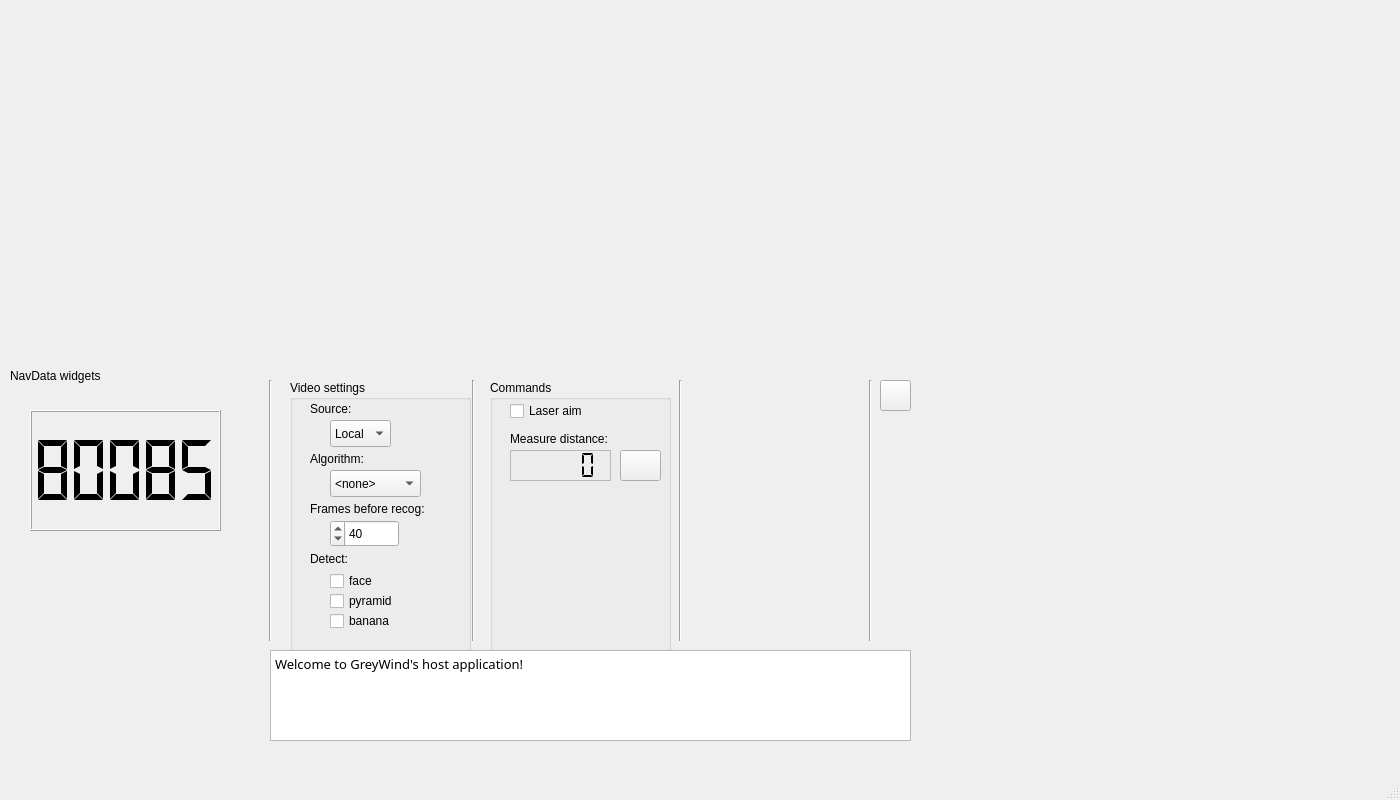
The window that HostApplication/mainwindow.ui (Nicobite/GreyWind) describes before a commit, drawn with Qt 5.
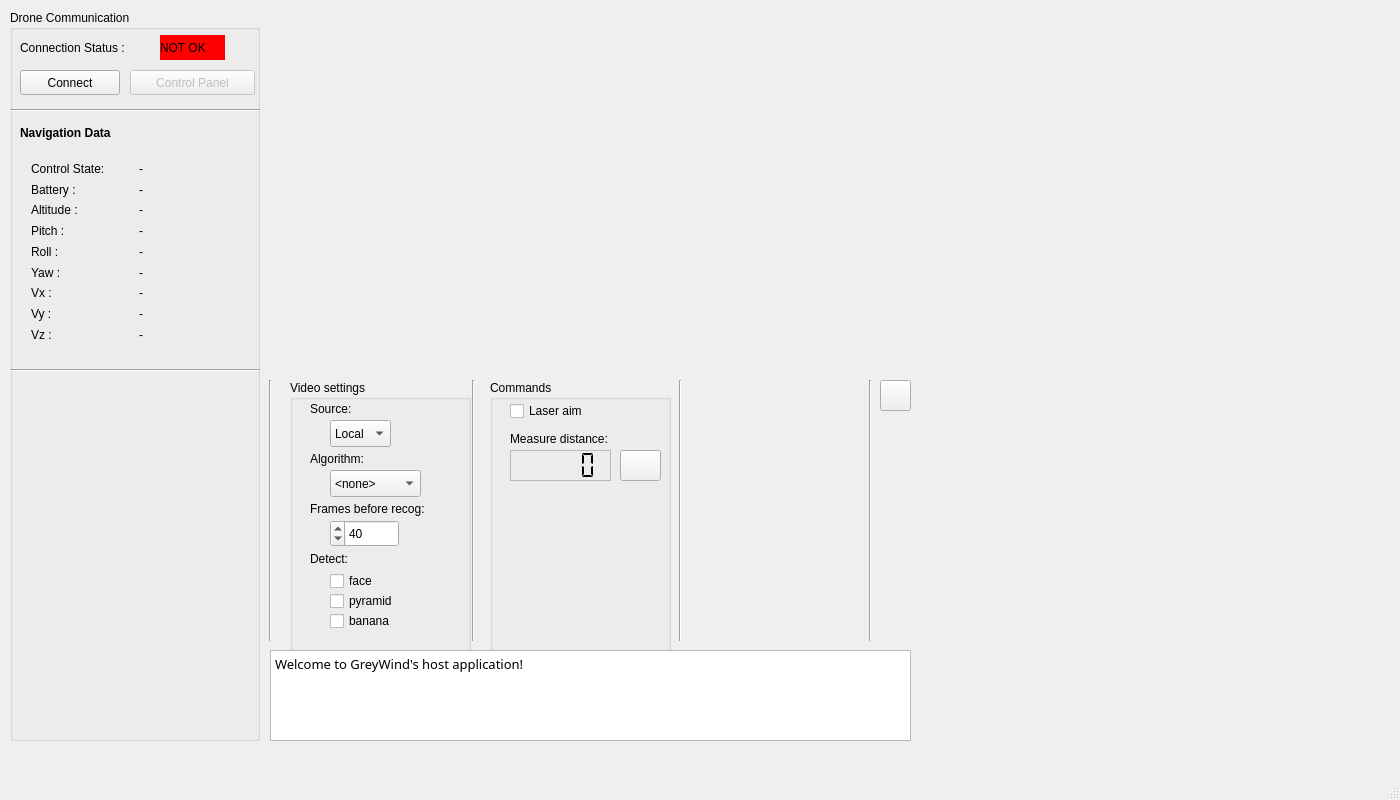
The same window after the commit. Icons and pictures are not drawn. Custom widgets are drawn as their Qt base class.

Patch:
```diff
--- a/HostApplication/mainwindow.ui
+++ b/HostApplication/mainwindow.ui
@@ -57,34 +57,6 @@
      </size>
     </property>
    </widget>
-   <widget class="QLabel" name="navDataLabel">
-    <property name="geometry">
-     <rect>
-      <x>10</x>
-      <y>10</y>
-      <width>250</width>
-      <height>731</height>
-     </rect>
-    </property>
-    <property name="minimumSize">
-     <size>
-      <width>250</width>
-      <height>700</height>
-     </size>
-    </property>
-    <property name="maximumSize">
-     <size>
-      <width>16777215</width>
-      <height>16777215</height>
-     </size>
-    </property>
-    <property name="toolTip">
-     <string>&lt;html&gt;&lt;head/&gt;&lt;body&gt;&lt;p&gt;NabData Widgets&lt;/p&gt;&lt;/body&gt;&lt;/html&gt;</string>
-    </property>
-    <property name="text">
-     <string>NavData widgets</string>
-    </property>
-   </widget>
    <widget class="QGroupBox" name="groupBox">
     <property name="geometry">
      <rect>
@@ -369,22 +341,6 @@
      <enum>Qt::Vertical</enum>
     </property>
    </widget>
-   <widget class="QLCDNumber" name="lcdNumber">
-    <property name="geometry">
-     <rect>
-      <x>30</x>
-      <y>410</y>
-      <width>191</width>
-      <height>121</height>
-     </rect>
-    </property>
-    <property name="segmentStyle">
-     <enum>QLCDNumber::Flat</enum>
-    </property>
-    <property name="value" stdset="0">
-     <double>80085.000000000000000</double>
-    </property>
-   </widget>
    <widget class="QPlainTextEdit" name="cuteConsole">
     <property name="geometry">
      <rect>
@@ -486,6 +442,688 @@
      <enum>Qt::Vertical</enum>
     </property>
    </widget>
+   <widget class="QGroupBox" name="groupBox_3">
+    <property name="geometry">
+     <rect>
+      <x>10</x>
+      <y>10</y>
+      <width>250</width>
+      <height>731</height>
+     </rect>
+    </property>
+    <property name="title">
+     <string>Drone Communication</string>
+    </property>
+    <widget class="QPushButton" name="connectButton">
+     <property name="geometry">
+      <rect>
+       <x>10</x>
+       <y>60</y>
+       <width>100</width>
+       <height>25</height>
+      </rect>
+     </property>
+     <property name="text">
+      <string>Connect</string>
+     </property>
+    </widget>
+    <widget class="QLabel" name="label_5">
+     <property name="geometry">
+      <rect>
+       <x>10</x>
+       <y>25</y>
+       <width>140</width>
+       <height>25</height>
+      </rect>
+     </property>
+     <property name="text">
+      <string>Connection Status :</string>
+     </property>
+    </widget>
+    <widget class="QPushButton" name="controlButton">
+     <property name="enabled">
+      <bool>false</bool>
+     </property>
+     <property name="geometry">
+      <rect>
+       <x>120</x>
+       <y>60</y>
+       <width>125</width>
+       <height>25</height>
+      </rect>
+     </property>
+     <property name="text">
+      <string>Control Panel</string>
+     </property>
+    </widget>
+    <widget class="Line" name="line_5">
+     <property name="geometry">
+      <rect>
+       <x>0</x>
+       <y>90</y>
+       <width>250</width>
+       <height>20</height>
+      </rect>
+     </property>
+     <property name="orientation">
+      <enum>Qt::Horizontal</enum>
+     </property>
+    </widget>
+    <widget class="QLabel" name="label_7">
+     <property name="geometry">
+      <rect>
+       <x>10</x>
+       <y>110</y>
+       <width>120</width>
+       <height>25</height>
+      </rect>
+     </property>
+     <property name="font">
+      <font>
+       <weight>75</weight>
+       <bold>true</bold>
+      </font>
+     </property>
+     <property name="text">
+      <string>Navigation Data</string>
+     </property>
+    </widget>
+    <widget class="QWidget" name="gridLayoutWidget">
+     <property name="geometry">
+      <rect>
+       <x>10</x>
+       <y>140</y>
+       <width>231</width>
+       <height>203</height>
+      </rect>
+     </property>
+     <layout class="QGridLayout" name="navdataLayout">
+      <property name="horizontalSpacing">
+       <number>6</number>
+      </property>
+      <item row="5" column="0">
+       <widget class="QLabel" name="label_19">
+        <property name="text">
+         <string>Yaw :</string>
+        </property>
+       </widget>
+      </item>
+      <item row="2" column="1">
+       <widget class="QLabel" name="altitudeLabel">
+        <property name="text">
+         <string>-</string>
+        </property>
+       </widget>
+      </item>
+      <item row="1" column="1">
+       <widget class="QLabel" name="batteryLabel">
+        <property name="text">
+         <string>-</string>
+        </property>
+       </widget>
+      </item>
+      <item row="1" column="0">
+       <widget class="QLabel" name="label_9">
+        <property name="text">
+         <string>Battery :</string>
+        </property>
+       </widget>
+      </item>
+      <item row="2" column="0">
+       <widget class="QLabel" name="label_13">
+        <property name="text">
+         <string>Altitude :</string>
+        </property>
+       </widget>
+      </item>
+      <item row="3" column="1">
+       <widget class="QLabel" name="pitchLabel">
+        <property name="text">
+         <string>-</string>
+        </property>
+       </widget>
+      </item>
+      <item row="4" column="0">
+       <widget class="QLabel" name="label_16">
+        <property name="text">
+         <string>Roll :</string>
+        </property>
+       </widget>
+      </item>
+      <item row="3" column="0">
+       <widget class="QLabel" name="label_14">
+        <property name="text">
+         <string>Pitch :</string>
+        </property>
+       </widget>
+      </item>
+      <item row="7" column="1">
+       <widget class="QLabel" name="vyLabel">
+        <property name="text">
+         <string>-</string>
+        </property>
+       </widget>
+      </item>
+      <item row="4" column="1">
+       <widget class="QLabel" name="rollLabel">
+        <property name="text">
+         <string>-</string>
+        </property>
+       </widget>
+      </item>
+      <item row="0" column="1">
+       <widget class="QLabel" name="controlStateLabel">
+        <property name="text">
+         <string>-</string>
+        </property>
+       </widget>
+      </item>
+      <item row="0" column="0">
+       <widget class="QLabel" name="label_8">
+        <property name="text">
+         <string>Control State:</string>
+        </property>
+       </widget>
+      </item>
+      <item row="5" column="1">
+       <widget class="QLabel" name="yawLabel">
+        <property name="text">
+         <string>-</string>
+        </property>
+       </widget>
+      </item>
+      <item row="6" column="0">
+       <widget class="QLabel" name="label_21">
+        <property name="text">
+         <string>Vx :</string>
+        </property>
+       </widget>
+      </item>
+      <item row="7" column="0">
+       <widget class="QLabel" name="label_23">
+        <property name="text">
+         <string>Vy :</string>
+        </property>
+       </widget>
+      </item>
+      <item row="6" column="1">
+       <widget class="QLabel" name="vxLabel">
+        <property name="text">
+         <string>-</string>
+        </property>
+       </widget>
+      </item>
+      <item row="8" column="0">
+       <widget class="QLabel" name="label_25">
+        <property name="text">
+         <string>Vz :</string>
+        </property>
+       </widget>
+      </item>
+      <item row="8" column="1">
+       <widget class="QLabel" name="vzLabel">
+        <property name="text">
+         <string>-</string>
+        </property>
+       </widget>
+      </item>
+     </layout>
+    </widget>
+    <widget class="QLabel" name="connectLabel">
+     <property name="geometry">
+      <rect>
+       <x>150</x>
+       <y>25</y>
+       <width>65</width>
+       <height>25</height>
+      </rect>
+     </property>
+     <property name="palette">
+      <palette>
+       <active>
+        <colorrole role="WindowText">
+         <brush brushstyle="SolidPattern">
+          <color alpha="255">
+           <red>0</red>
+           <green>0</green>
+           <blue>0</blue>
+          </color>
+         </brush>
+        </colorrole>
+        <colorrole role="Button">
+         <brush brushstyle="SolidPattern">
+          <color alpha="255">
+           <red>255</red>
+           <green>0</green>
+           <blue>0</blue>
+          </color>
+         </brush>
+        </colorrole>
+        <colorrole role="Light">
+         <brush brushstyle="SolidPattern">
+          <color alpha="255">
+           <red>255</red>
+           <green>127</green>
+           <blue>127</blue>
+          </color>
+         </brush>
+        </colorrole>
+        <colorrole role="Midlight">
+         <brush brushstyle="SolidPattern">
+          <color alpha="255">
+           <red>255</red>
+           <green>63</green>
+           <blue>63</blue>
+          </color>
+         </brush>
+        </colorrole>
+        <colorrole role="Dark">
+         <brush brushstyle="SolidPattern">
+          <color alpha="255">
+           <red>127</red>
+           <green>0</green>
+           <blue>0</blue>
+          </color>
+         </brush>
+        </colorrole>
+        <colorrole role="Mid">
+         <brush brushstyle="SolidPattern">
+          <color alpha="255">
+           <red>170</red>
+           <green>0</green>
+           <blue>0</blue>
+          </color>
+         </brush>
+        </colorrole>
+        <colorrole role="Text">
+         <brush brushstyle="SolidPattern">
+          <color alpha="255">
+           <red>0</red>
+           <green>0</green>
+           <blue>0</blue>
+          </color>
+         </brush>
+        </colorrole>
+        <colorrole role="BrightText">
+         <brush brushstyle="SolidPattern">
+          <color alpha="255">
+           <red>255</red>
+           <green>255</green>
+           <blue>255</blue>
+          </color>
+         </brush>
+        </colorrole>
+        <colorrole role="ButtonText">
+         <brush brushstyle="SolidPattern">
+          <color alpha="255">
+           <red>0</red>
+           <green>0</green>
+           <blue>0</blue>
+          </color>
+         </brush>
+        </colorrole>
+        <colorrole role="Base">
+         <brush brushstyle="SolidPattern">
+          <color alpha="255">
+           <red>255</red>
+           <green>255</green>
+           <blue>255</blue>
+          </color>
+         </brush>
+        </colorrole>
+        <colorrole role="Window">
+         <brush brushstyle="SolidPattern">
+          <color alpha="255">
+           <red>255</red>
+           <green>0</green>
+           <blue>0</blue>
+          </color>
+         </brush>
+        </colorrole>
+        <colorrole role="Shadow">
+         <brush brushstyle="SolidPattern">
+          <color alpha="255">
+           <red>0</red>
+           <green>0</green>
+           <blue>0</blue>
+          </color>
+         </brush>
+        </colorrole>
+        <colorrole role="AlternateBase">
+         <brush brushstyle="SolidPattern">
+          <color alpha="255">
+           <red>255</red>
+           <green>127</green>
+           <blue>127</blue>
+          </color>
+         </brush>
+        </colorrole>
+        <colorrole role="ToolTipBase">
+         <brush brushstyle="SolidPattern">
+          <color alpha="255">
+           <red>255</red>
+           <green>255</green>
+           <blue>220</blue>
+          </color>
+         </brush>
+        </colorrole>
+        <colorrole role="ToolTipText">
+         <brush brushstyle="SolidPattern">
+          <color alpha="255">
+           <red>0</red>
+           <green>0</green>
+           <blue>0</blue>
+          </color>
+         </brush>
+        </colorrole>
+       </active>
+       <inactive>
+        <colorrole role="WindowText">
+         <brush brushstyle="SolidPattern">
+          <color alpha="255">
+           <red>0</red>
+           <green>0</green>
+           <blue>0</blue>
+          </color>
+         </brush>
+        </colorrole>
+        <colorrole role="Button">
+         <brush brushstyle="SolidPattern">
+          <color alpha="255">
+           <red>255</red>
+           <green>0</green>
+           <blue>0</blue>
+          </color>
+         </brush>
+        </colorrole>
+        <colorrole role="Light">
+         <brush brushstyle="SolidPattern">
+          <color alpha="255">
+           <red>255</red>
+           <green>127</green>
+           <blue>127</blue>
+          </color>
+         </brush>
+        </colorrole>
+        <colorrole role="Midlight">
+         <brush brushstyle="SolidPattern">
+          <color alpha="255">
+           <red>255</red>
+           <green>63</green>
+           <blue>63</blue>
+          </color>
+         </brush>
+        </colorrole>
+        <colorrole role="Dark">
+         <brush brushstyle="SolidPattern">
+          <color alpha="255">
+           <red>127</red>
+           <green>0</green>
+           <blue>0</blue>
+          </color>
+         </brush>
+        </colorrole>
+        <colorrole role="Mid">
+         <brush brushstyle="SolidPattern">
+          <color alpha="255">
+           <red>170</red>
+           <green>0</green>
+           <blue>0</blue>
+          </color>
+         </brush>
+        </colorrole>
+        <colorrole role="Text">
+         <brush brushstyle="SolidPattern">
+          <color alpha="255">
+           <red>0</red>
+           <green>0</green>
+           <blue>0</blue>
+          </color>
+         </brush>
+        </colorrole>
+        <colorrole role="BrightText">
+         <brush brushstyle="SolidPattern">
+          <color alpha="255">
+           <red>255</red>
+           <green>255</green>
+           <blue>255</blue>
+          </color>
+         </brush>
+        </colorrole>
+        <colorrole role="ButtonText">
+         <brush brushstyle="SolidPattern">
+          <color alpha="255">
+           <red>0</red>
+           <green>0</green>
+           <blue>0</blue>
+          </color>
+         </brush>
+        </colorrole>
+        <colorrole role="Base">
+         <brush brushstyle="SolidPattern">
+          <color alpha="255">
+           <red>255</red>
+           <green>255</green>
+           <blue>255</blue>
+          </color>
+         </brush>
+        </colorrole>
+        <colorrole role="Window">
+         <brush brushstyle="SolidPattern">
+          <color alpha="255">
+           <red>255</red>
+           <green>0</green>
+           <blue>0</blue>
+          </color>
+         </brush>
+        </colorrole>
+        <colorrole role="Shadow">
+         <brush brushstyle="SolidPattern">
+          <color alpha="255">
+           <red>0</red>
+           <green>0</green>
+           <blue>0</blue>
+          </color>
+         </brush>
+        </colorrole>
+        <colorrole role="AlternateBase">
+         <brush brushstyle="SolidPattern">
+          <color alpha="255">
+           <red>255</red>
+           <green>127</green>
+           <blue>127</blue>
+          </color>
+         </brush>
+        </colorrole>
+        <colorrole role="ToolTipBase">
+         <brush brushstyle="SolidPattern">
+          <color alpha="255">
+           <red>255</red>
+           <green>255</green>
+           <blue>220</blue>
+          </color>
+         </brush>
+        </colorrole>
+        <colorrole role="ToolTipText">
+         <brush brushstyle="SolidPattern">
+          <color alpha="255">
+           <red>0</red>
+           <green>0</green>
+           <blue>0</blue>
+          </color>
+         </brush>
+        </colorrole>
+       </inactive>
+       <disabled>
+        <colorrole role="WindowText">
+         <brush brushstyle="SolidPattern">
+          <color alpha="255">
+           <red>127</red>
+           <green>0</green>
+           <blue>0</blue>
+          </color>
+         </brush>
+        </colorrole>
+        <colorrole role="Button">
+         <brush brushstyle="SolidPattern">
+          <color alpha="255">
+           <red>255</red>
+           <green>0</green>
+           <blue>0</blue>
+          </color>
+         </brush>
+        </colorrole>
+        <colorrole role="Light">
+         <brush brushstyle="SolidPattern">
+          <color alpha="255">
+           <red>255</red>
+           <green>127</green>
+           <blue>127</blue>
+          </color>
+         </brush>
+        </colorrole>
+        <colorrole role="Midlight">
+         <brush brushstyle="SolidPattern">
+          <color alpha="255">
+           <red>255</red>
+           <green>63</green>
+           <blue>63</blue>
+          </color>
+         </brush>
+        </colorrole>
+        <colorrole role="Dark">
+         <brush brushstyle="SolidPattern">
+          <color alpha="255">
+           <red>127</red>
+           <green>0</green>
+           <blue>0</blue>
+          </color>
+         </brush>
+        </colorrole>
+        <colorrole role="Mid">
+         <brush brushstyle="SolidPattern">
+          <color alpha="255">
+           <red>170</red>
+           <green>0</green>
+           <blue>0</blue>
+          </color>
+         </brush>
+        </colorrole>
+        <colorrole role="Text">
+         <brush brushstyle="SolidPattern">
+          <color alpha="255">
+           <red>127</red>
+           <green>0</green>
+           <blue>0</blue>
+          </color>
+         </brush>
+        </colorrole>
+        <colorrole role="BrightText">
+         <brush brushstyle="SolidPattern">
+          <color alpha="255">
+           <red>255</red>
+           <green>255</green>
+           <blue>255</blue>
+          </color>
+         </brush>
+        </colorrole>
+        <colorrole role="ButtonText">
+         <brush brushstyle="SolidPattern">
+          <color alpha="255">
+           <red>127</red>
+           <green>0</green>
+           <blue>0</blue>
+          </color>
+         </brush>
+        </colorrole>
+        <colorrole role="Base">
+         <brush brushstyle="SolidPattern">
+          <color alpha="255">
+           <red>255</red>
+           <green>0</green>
+           <blue>0</blue>
+          </color>
+         </brush>
+        </colorrole>
+        <colorrole role="Window">
+         <brush brushstyle="SolidPattern">
+          <color alpha="255">
+           <red>255</red>
+           <green>0</green>
+           <blue>0</blue>
+          </color>
+         </brush>
+        </colorrole>
+        <colorrole role="Shadow">
+         <brush brushstyle="SolidPattern">
+          <color alpha="255">
+           <red>0</red>
+           <green>0</green>
+           <blue>0</blue>
+          </color>
+         </brush>
+        </colorrole>
+        <colorrole role="AlternateBase">
+         <brush brushstyle="SolidPattern">
+          <color alpha="255">
+           <red>255</red>
+           <green>0</green>
+           <blue>0</blue>
+          </color>
+         </brush>
+        </colorrole>
+        <colorrole role="ToolTipBase">
+         <brush brushstyle="SolidPattern">
+          <color alpha="255">
+           <red>255</red>
+           <green>255</green>
+           <blue>220</blue>
+          </color>
+         </brush>
+        </colorrole>
+        <colorrole role="ToolTipText">
+         <brush brushstyle="SolidPattern">
+          <color alpha="255">
+           <red>0</red>
+           <green>0</green>
+           <blue>0</blue>
+          </color>
+         </brush>
+        </colorrole>
+       </disabled>
+      </palette>
+     </property>
+     <property name="autoFillBackground">
+      <bool>true</bool>
+     </property>
+     <property name="text">
+      <string>NOT OK</string>
+     </property>
+    </widget>
+    <widget class="Line" name="line_6">
+     <property name="geometry">
+      <rect>
+       <x>0</x>
+       <y>350</y>
+       <width>250</width>
+       <height>20</height>
+      </rect>
+     </property>
+     <property name="orientation">
+      <enum>Qt::Horizontal</enum>
+     </property>
+    </widget>
+    <zorder>connectButton</zorder>
+    <zorder>label_5</zorder>
+    <zorder>controlButton</zorder>
+    <zorder>line_5</zorder>
+    <zorder>label_7</zorder>
+    <zorder>gridLayoutWidget</zorder>
+    <zorder>connectLabel</zorder>
+    <zorder>helpButton_2</zorder>
+    <zorder>label_11</zorder>
+    <zorder>line_6</zorder>
+   </widget>
   </widget>
   <widget class="QStatusBar" name="statusBar"/>
   <widget class="QMenuBar" name="menuBar">
```
